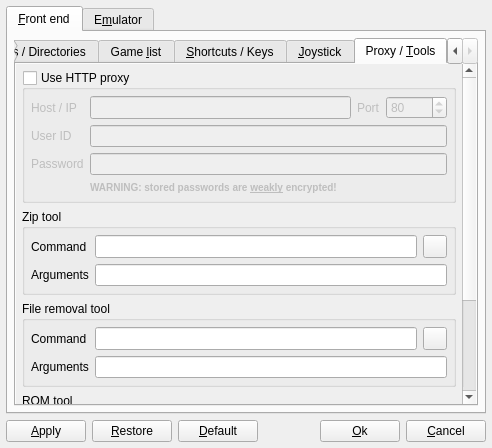
Old version of the form options.ui in the repository qmc2/qmc2-mame-fe.
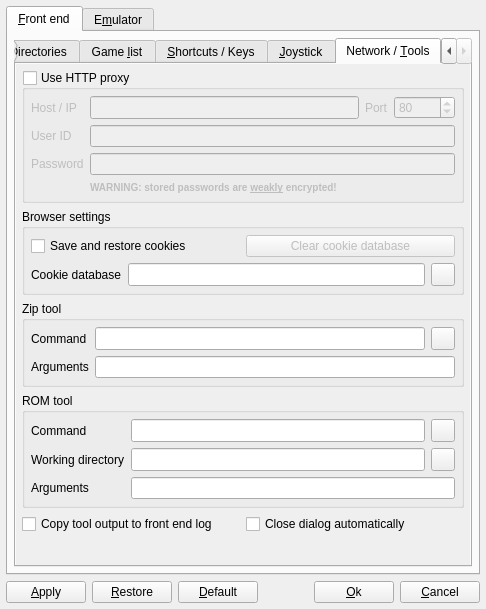
New version of the form. The open tabs and pages were chosen to show the change. Icons and pictures are not drawn.

Commit message:
imp: removed no longer required file-removal tool settings
new: MiniWebBrowser: added support for persistent cookies (stored in /
retrieved from an SQLite database)

Diff of the .ui file:
```diff
--- a/options.ui
+++ b/options.ui
@@ -7,8 +7,8 @@
    <rect>
     <x>0</x>
     <y>0</y>
-    <width>492</width>
-    <height>421</height>
+    <width>486</width>
+    <height>609</height>
    </rect>
   </property>
   <property name="windowTitle">
@@ -3681,7 +3681,7 @@
          </widget>
          <widget class="QWidget" name="tabFrontendTools">
           <attribute name="title">
-           <string>Proxy / &amp;Tools</string>
+           <string>Network / &amp;Tools</string>
           </attribute>
           <layout class="QGridLayout" name="gridLayout_19">
            <property name="margin">
@@ -3700,14 +3700,14 @@
                <rect>
                 <x>0</x>
                 <y>0</y>
-                <width>351</width>
-                <height>461</height>
+                <width>454</width>
+                <height>506</height>
                </rect>
               </property>
               <layout class="QGridLayout" name="gridLayout_2">
                <item row="0" column="0">
                 <layout class="QGridLayout" name="gridLayout_4">
-                 <item row="1" column="0" colspan="2">
+                 <item row="2" column="0" colspan="2">
                   <widget class="QGroupBox" name="groupBoxZipTool">
                    <property name="title">
                     <string>Zip tool</string>
@@ -3773,72 +3773,6 @@
                    </layout>
                   </widget>
                  </item>
-                 <item row="2" column="0" colspan="2">
-                  <widget class="QGroupBox" name="groupBoxFileRemovalTool">
-                   <property name="title">
-                    <string>File removal tool</string>
-                   </property>
-                   <layout class="QGridLayout">
-                    <item row="0" column="0">
-                     <widget class="QLabel" name="labelFileRemovalTool">
-                      <property name="text">
-                       <string>Command</string>
-                      </property>
-                     </widget>
-                    </item>
-                    <item row="0" column="1">
-                     <widget class="QLineEdit" name="lineEditFileRemovalTool">
-                      <property name="sizePolicy">
-                       <sizepolicy hsizetype="Expanding" vsizetype="Minimum">
-                        <horstretch>0</horstretch>
-                        <verstretch>0</verstretch>
-                       </sizepolicy>
-                      </property>
-                      <property name="toolTip">
-                       <string>External file removal tool, i.e. &quot;rm&quot; (read and execute)</string>
-                      </property>
-                     </widget>
-                    </item>
-                    <item row="0" column="2">
-                     <widget class="QToolButton" name="toolButtonBrowseFileRemovalTool">
-                      <property name="sizePolicy">
-                       <sizepolicy hsizetype="Fixed" vsizetype="Minimum">
-                        <horstretch>0</horstretch>
-                        <verstretch>0</verstretch>
-                       </sizepolicy>
-                      </property>
-                      <property name="toolTip">
-                       <string>Browse for file removal tool</string>
-                      </property>
-                      <property name="icon">
-                       <iconset resource="qmc2.qrc">
-                        <normaloff>:/data/img/fileopen.png</normaloff>:/data/img/fileopen.png</iconset>
-                      </property>
-                     </widget>
-                    </item>
-                    <item row="1" column="0">
-                     <widget class="QLabel" name="labelFileRemovalToolArguments">
-                      <property name="text">
-                       <string>Arguments</string>
-                      </property>
-                     </widget>
-                    </item>
-                    <item row="1" column="1" colspan="2">
-                     <widget class="QLineEdit" name="lineEditFileRemovalToolArguments">
-                      <property name="sizePolicy">
-                       <sizepolicy hsizetype="Expanding" vsizetype="Minimum">
-                        <horstretch>0</horstretch>
-                        <verstretch>0</verstretch>
-                       </sizepolicy>
-                      </property>
-                      <property name="toolTip">
-                       <string>File removal tool argument list (i. e. &quot;-f -v $FILELIST$&quot;)</string>
-                      </property>
-                     </widget>
-                    </item>
-                   </layout>
-                  </widget>
-                 </item>
                  <item row="5" column="0" colspan="2">
                   <spacer name="spacer10">
                    <property name="orientation">
@@ -4095,6 +4029,79 @@
                    </layout>
                   </widget>
                  </item>
+                 <item row="1" column="0" colspan="2">
+                  <widget class="QGroupBox" name="groupBox">
+                   <property name="title">
+                    <string>Browser settings</string>
+                   </property>
+                   <layout class="QGridLayout" name="gridLayout">
+                    <item row="1" column="2">
+                     <widget class="QToolButton" name="toolButtonBrowseCookieDatabase">
+                      <property name="sizePolicy">
+                       <sizepolicy hsizetype="Fixed" vsizetype="Minimum">
+                        <horstretch>0</horstretch>
+                        <verstretch>0</verstretch>
+                       </sizepolicy>
+                      </property>
+                      <property name="toolTip">
+                       <string>Browse cookie database</string>
+                      </property>
+                      <property name="icon">
+                       <iconset resource="qmc2.qrc">
+                        <normaloff>:/data/img/fileopen.png</normaloff>:/data/img/fileopen.png</iconset>
+                      </property>
+                     </widget>
+                    </item>
+                    <item row="1" column="1">
+                     <widget class="QLineEdit" name="lineEditCookieDatabase">
+                      <property name="sizePolicy">
+                       <sizepolicy hsizetype="Expanding" vsizetype="Minimum">
+                        <horstretch>0</horstretch>
+                        <verstretch>0</verstretch>
+                       </sizepolicy>
+                      </property>
+                      <property name="toolTip">
+                       <string>Cookie database file (write)</string>
+                      </property>
+                     </widget>
+                    </item>
+                    <item row="1" column="0">
+                     <widget class="QLabel" name="labelCookieDatabase">
+                      <property name="text">
+                       <string>Cookie database</string>
+                      </property>
+                     </widget>
+                    </item>
+                    <item row="0" column="0" colspan="3">
+                     <layout class="QHBoxLayout" name="horizontalLayout_5">
+                      <item>
+                       <widget class="QCheckBox" name="checkBoxRestoreCookies">
+                        <property name="toolTip">
+                         <string>Save and restore cookies used on web pages?</string>
+                        </property>
+                        <property name="text">
+                         <string>Save and restore cookies</string>
+                        </property>
+                       </widget>
+                      </item>
+                      <item>
+                       <widget class="QPushButton" name="pushButtonClearCookieDatabase">
+                        <property name="enabled">
+                         <bool>false</bool>
+                        </property>
+                        <property name="toolTip">
+                         <string>Remove all cookies by recreating the database</string>
+                        </property>
+                        <property name="text">
+                         <string>Clear cookie database</string>
+                        </property>
+                       </widget>
+                      </item>
+                     </layout>
+                    </item>
+                   </layout>
+                  </widget>
+                 </item>
                 </layout>
                </item>
               </layout>
```
Left out of the diff: 85 changed lines with no effect on the pictures. The commit also changes 29 other files.
